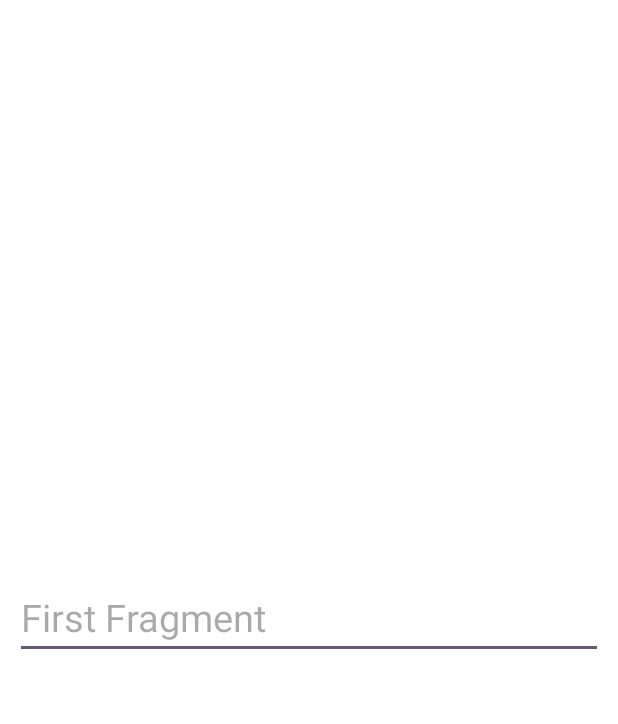
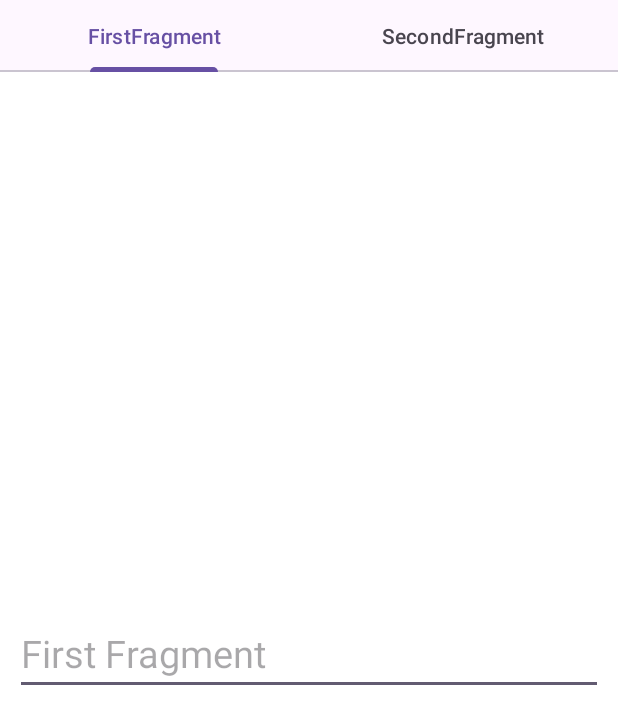
Before and after one commit to Ilmiddin1701/ViewPagerLiveData, an Android app: the screen it shows after launch (MainActivity), on a phone screen of 412 x 824 dp. Shown: the top 724 px of the screen. Run offline under Robolectric (Android 15) with nearby library versions, the phone set to English and light mode, and no system bars.

```diff
--- a/app/src/main/java/com/ilmiddin1701/viewpagerlivedata/MainActivity.kt
+++ b/app/src/main/java/com/ilmiddin1701/viewpagerlivedata/MainActivity.kt
@@ -13,6 +13,7 @@ class MainActivity : AppCompatActivity() {
         super.onCreate(savedInstanceState)
         setContentView(binding.root)
         vpAdapter = VpAdapter(supportFragmentManager)
+        binding.tabLayout.setupWithViewPager(binding.viewPager)
         binding.viewPager.adapter = vpAdapter
     }
 }
--- a/app/src/main/java/com/ilmiddin1701/viewpagerlivedata/adapters/VpAdapter.kt
+++ b/app/src/main/java/com/ilmiddin1701/viewpagerlivedata/adapters/VpAdapter.kt
@@ -16,4 +16,9 @@ class VpAdapter(fragmentManager: FragmentManager): FragmentPagerAdapter(fragment
             return SecondFragment()
         }
     }
+
+    override fun getPageTitle(position: Int): CharSequence? {
+        val list = arrayOf("FirstFragment", "SecondFragment")
+        return list[position]
+    }
 }
--- a/app/src/main/res/layout/activity_main.xml
+++ b/app/src/main/res/layout/activity_main.xml
@@ -9,6 +9,11 @@
     android:orientation="vertical"
     tools:context=".MainActivity">
 
+    <com.google.android.material.tabs.TabLayout
+        android:id="@+id/tabLayout"
+        android:layout_width="match_parent"
+        android:layout_height="wrap_content" />
+
     <androidx.viewpager.widget.ViewPager
         android:id="@+id/viewPager"
         android:layout_width="match_parent"
```
